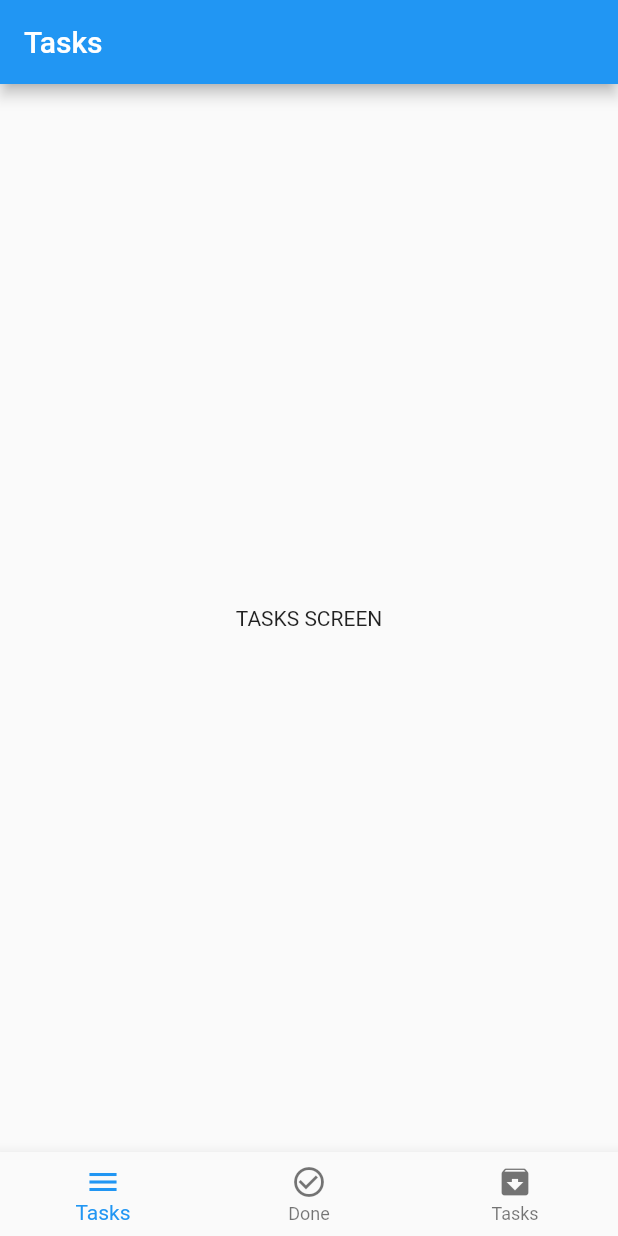
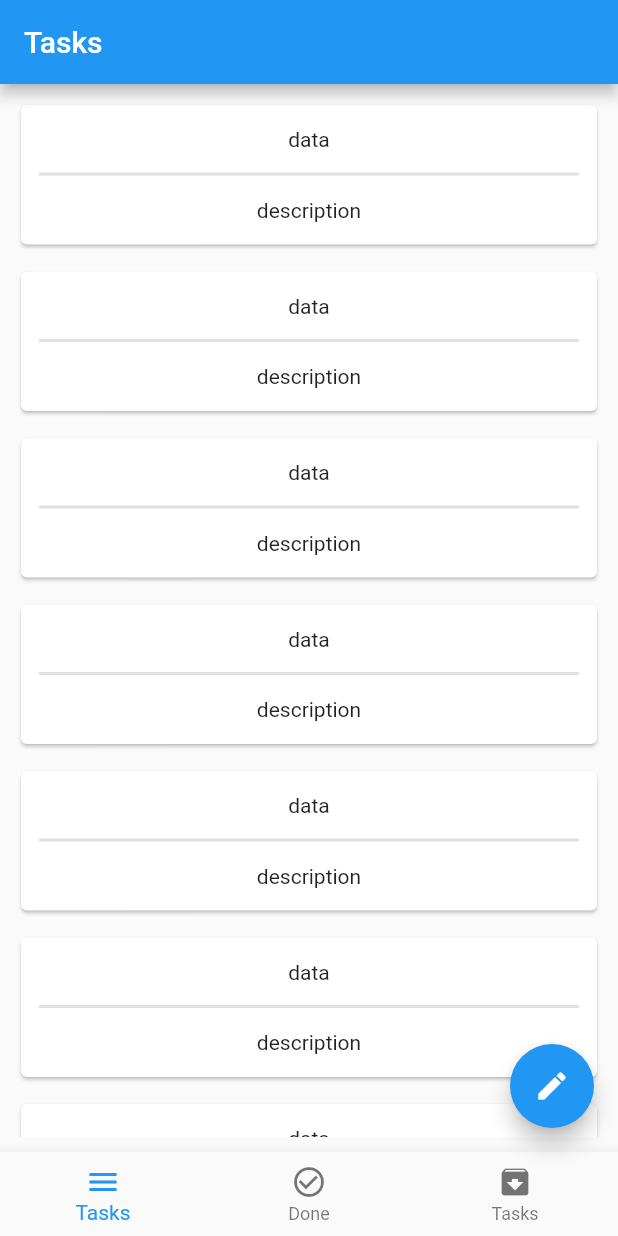
Before and after one commit to AhmedYasserabdelraziq/Todo-App, a Flutter app: the screen it shows after launch, on a phone screen of 412 x 824 dp. Run offline on Flutter 3.47's test engine with Material 2 defaults, Android fonts, the phone set to English and light mode, and no system bars; our stand-ins replace sqflite; accounts and stored records are empty.

Commit message:
initialise data to be used

```diff
--- a/lib/main.dart
+++ b/lib/main.dart
@@ -1,6 +1,6 @@
 import 'package:flutter/material.dart';
 import 'package:provider/provider.dart';
-import 'package:todo_app/screens/view_model/bottom_nav_bar_view_model.dart';
+import 'package:todo_app/screens/view_model/tasks_view_model.dart';
 
 import 'screens/view/home_page.dart';
 
@@ -17,7 +17,7 @@ class MyApp extends StatelessWidget {
     return MultiProvider(
       providers: [
         ChangeNotifierProvider.value(
-          value: BottomNavBarViewModel(),
+          value: TasksViewModel(),
         ),
       ],
       child: const MaterialApp(
--- /dev/null
+++ b/lib/models/resources.dart
@@ -0,0 +1,9 @@
+import 'status.dart';
+
+class Resource<T> {
+  T? data;
+  Status? status;
+  String? errorMessage;
+
+  Resource(this.status, {this.data, this.errorMessage});
+}
--- /dev/null
+++ b/lib/screens/model/todo_model.dart
@@ -0,0 +1,23 @@
+class TodoModel {
+  int id;
+  String title;
+  String description;
+
+  TodoModel({
+    required this.id,
+    required this.title,
+    required this.description,
+  });
+
+  factory TodoModel.fromJson(Map<String, dynamic> json) => TodoModel(
+        id: json['id'],
+        title: json['title'],
+        description: json['description'],
+      );
+
+  Map<String, dynamic> toJson() => {
+        'id': id,
+        'title': title,
+        'description': description,
+      };
+}
--- a/lib/screens/view/home_page.dart
+++ b/lib/screens/view/home_page.dart
@@ -1,8 +1,9 @@
 import 'package:flutter/material.dart';
 import 'package:provider/provider.dart';
 import 'package:todo_app/screens/view/tasks_screen.dart';
+import 'package:todo_app/screens/widget/bottom_sheet.dart';
 
-import '../view_model/bottom_nav_bar_view_model.dart';
+import '../view_model/tasks_view_model.dart';
 import 'archived_screen.dart';
 import 'done_screen.dart';
 
@@ -11,7 +12,9 @@ class HomeView extends StatelessWidget {
 
   @override
   Widget build(BuildContext context) {
-    var selected = Provider.of<BottomNavBarViewModel>(context);
+    var key = GlobalKey<ScaffoldState>();
+
+    var selected = Provider.of<TasksViewModel>(context);
     List screens = [
       const TasksScreen(),
       const DoneScreen(),
@@ -23,11 +26,12 @@ class HomeView extends StatelessWidget {
       'Archived Tasks',
     ];
     return Scaffold(
+      key: key,
       appBar: AppBar(
         title: Text(title[selected.currentNum].toString()),
       ),
       body: screens[selected.currentNum],
-      bottomNavigationBar: Consumer<BottomNavBarViewModel>(
+      bottomNavigationBar: Consumer<TasksViewModel>(
         builder: (ctx, viewModel, _) {
           return BottomNavigationBar(
               currentIndex: viewModel.currentNum,
@@ -51,6 +55,22 @@ class HomeView extends StatelessWidget {
               ]);
         },
       ),
+      floatingActionButton: FloatingActionButton(
+        child: const Icon(Icons.edit),
+        onPressed: () {
+          key.currentState!.showBottomSheet(
+            elevation: 30,
+            shape: const RoundedRectangleBorder(
+              borderRadius: BorderRadius.only(
+                topLeft: Radius.circular(25),
+                topRight: Radius.circular(25),
+              ),
+            ),
+            (context) => buildBottomSheet(),
+            backgroundColor: Colors.grey[200]
+          );
+        },
+      ),
     );
   }
 }
--- a/lib/screens/view/tasks_screen.dart
+++ b/lib/screens/view/tasks_screen.dart
@@ -5,8 +5,43 @@ class TasksScreen extends StatelessWidget {
 
   @override
   Widget build(BuildContext context) {
-    return const Center(
-      child: Text('TASKS SCREEN'),
+    return Padding(
+      padding: const EdgeInsets.all(10.0),
+      child: ListView.separated(
+        itemBuilder: (BuildContext context, int index) {
+          return const Card(
+            child: Column(
+              children: [
+                Center(
+                  child: Padding(
+                    padding: EdgeInsets.all(15.0),
+                    child: Text('data'),
+                  ),
+                ),
+                Padding(
+                  padding: EdgeInsets.symmetric(horizontal: 12.0),
+                  child: Divider(
+                    height: 1,
+                    thickness: 2,
+                  ),
+                ),
+                Center(
+                  child: Padding(
+                    padding: EdgeInsets.all(15.0),
+                    child: Text('description'),
+                  ),
+                )
+              ],
+            ),
+          );
+        },
+        separatorBuilder: (BuildContext context, int index) {
+          return const SizedBox(
+            height: 10,
+          );
+        },
+        itemCount: 10,
+      ),
     );
   }
 }
--- a/lib/screens/view_model/bottom_nav_bar_view_model.dart
+++ b/lib/screens/view_model/tasks_view_model.dart
@@ -1,6 +1,6 @@
 import 'package:flutter/material.dart';
 
-class BottomNavBarViewModel extends ChangeNotifier {
+class TasksViewModel extends ChangeNotifier {
   int currentNum = 0;
 
   void currentIndex(int index) {
--- a/pubspec.yaml
+++ b/pubspec.yaml
@@ -36,6 +36,7 @@ dependencies:
   # Use with the CupertinoIcons class for iOS style icons.
   cupertino_icons: ^1.0.2
   provider: ^6.0.5
+  sqflite: ^2.3.0
 
 dev_dependencies:
   flutter_test:
```
Also changed, not shown: lib/models/status.dart (added, +11 -0 lines), lib/screens/widget/bottom_sheet.dart (added, +52 -0 lines), lib/services/local_services.dart (added, +63 -0 lines), pubspec.lock, 1 other file.
